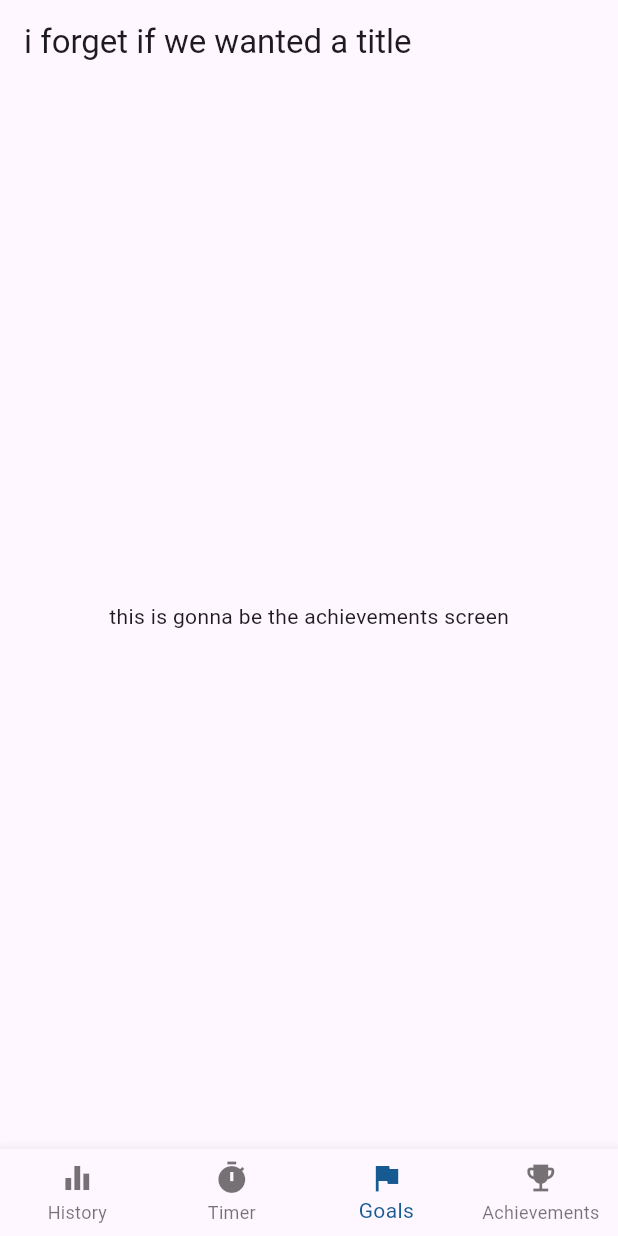
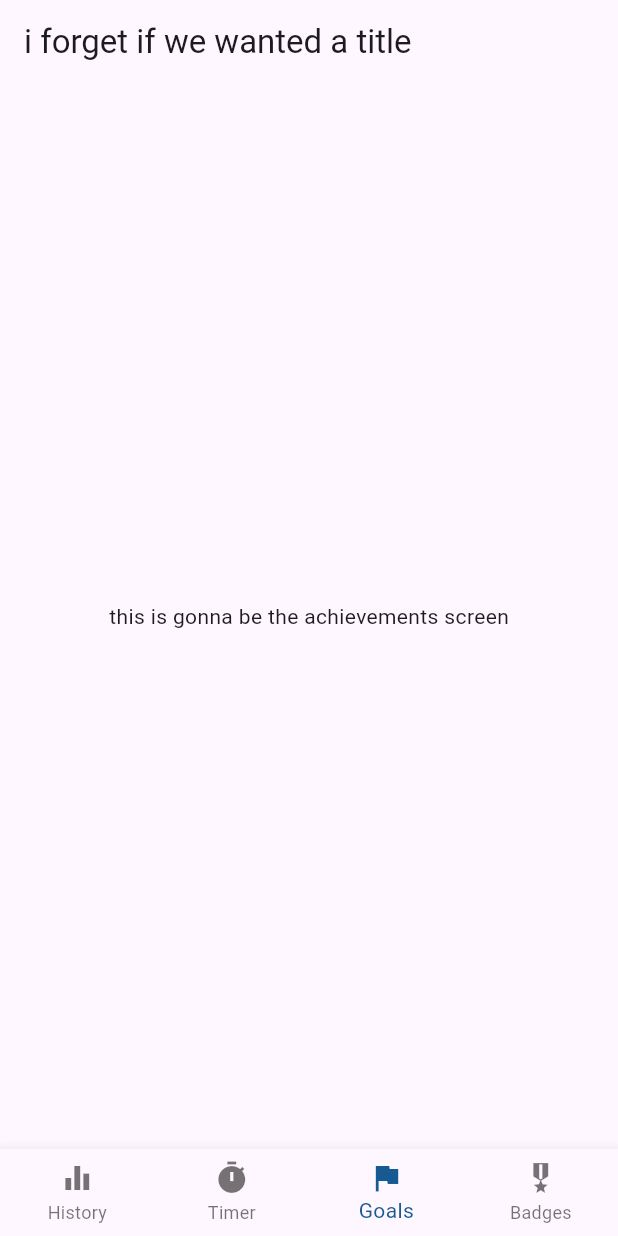
Before and after one commit to bomiejun/BookWorm, a Flutter app: the screen it shows after launch, item 3 of the bottom bar chosen, on a phone screen of 412 x 824 dp. Run offline on Flutter 3.47's test engine with Material 3 defaults, Android fonts, the phone set to English and light mode, and no system bars.

Commit message:
updated to badges

```diff
--- a/lib/routes/achievements_screen.dart
+++ b/lib/routes/achievements_screen.dart
@@ -34,8 +34,8 @@ class _AchievementsScreen extends State<AchievementsScreen> {
             label: 'Goals',
           ),
           BottomNavigationBarItem(
-            icon: Icon(Icons.emoji_events),
-            label: 'Achievements',
+            icon: Icon(Icons.military_tech),
+            label: 'Badges',
           ),
         ],
         currentIndex: 2,
```
